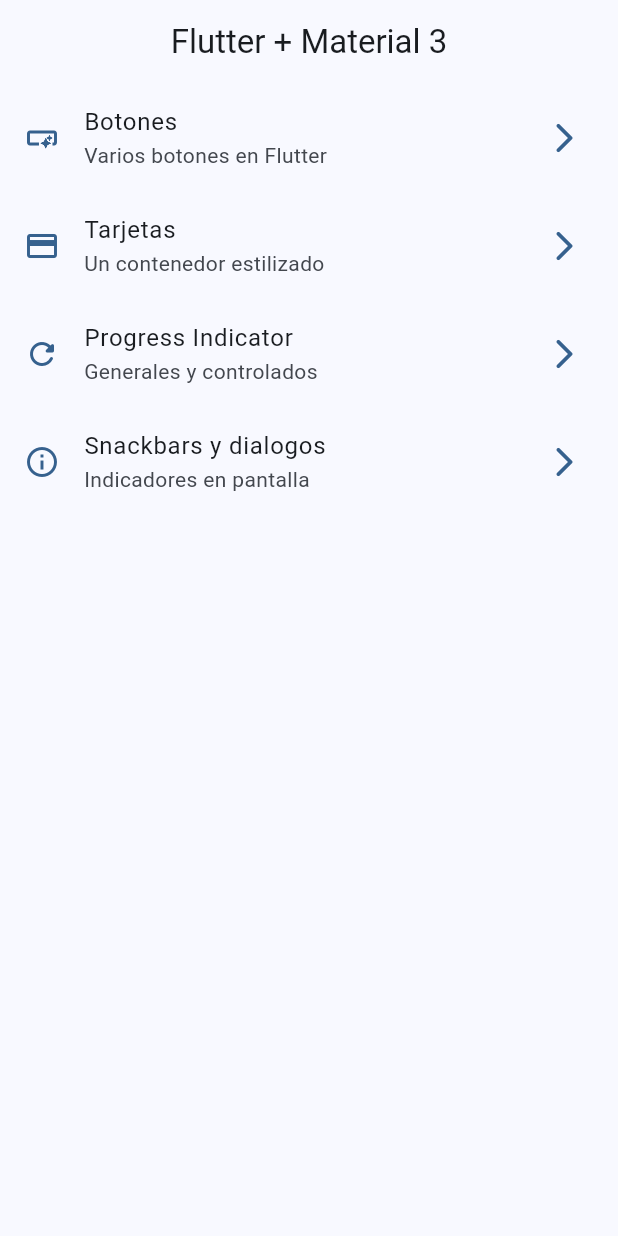
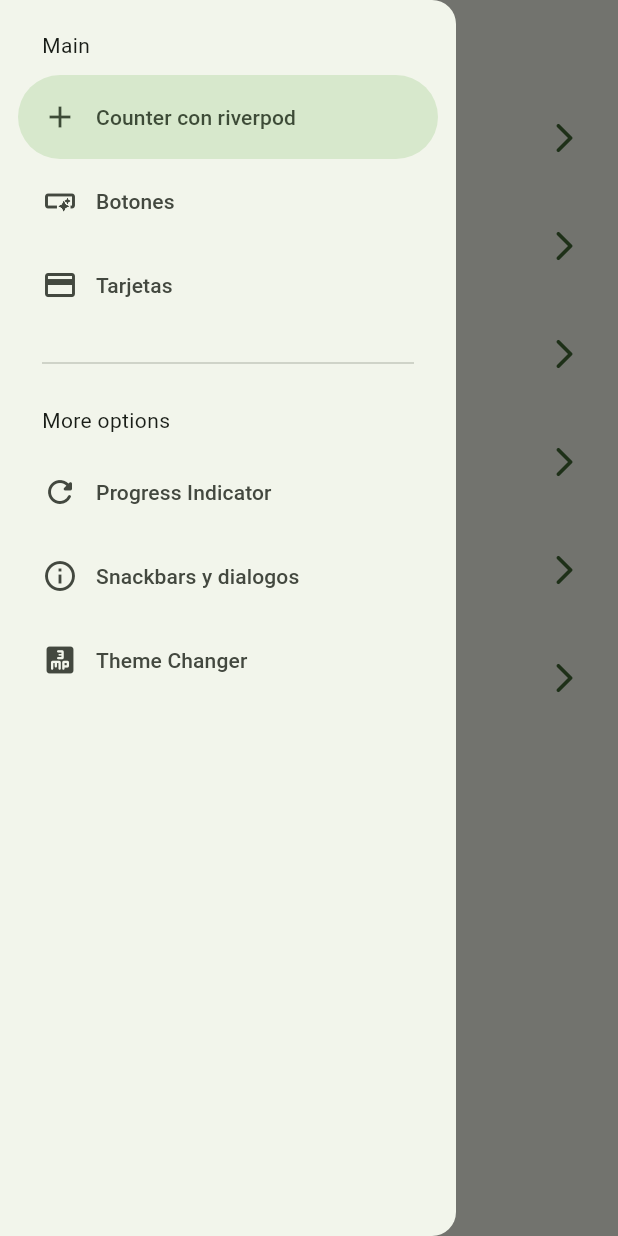
Before and after one commit to JahelCuadrado/widgets-app, a Flutter app: the screen it shows after launch, with the side drawer open (before the commit the screen has no drawer), on a phone screen of 412 x 824 dp. Run offline on Flutter 3.47's test engine with Material 2 defaults, Android fonts, the phone set to English and light mode, and no system bars; our stand-ins replace flutter_riverpod, go_router; missing offline and left inert: dart:ffi.

Commit message:
Riverpod terminado

```diff
--- a/lib/config/menu/menu_items.dart
+++ b/lib/config/menu/menu_items.dart
@@ -19,6 +19,13 @@ class MenuItem{
 }
 
 const List<MenuItem> appMenuItems = [
+
+    MenuItem(
+      title: 'Counter con riverpod',
+      subTitle: 'Contador usando riverpod',
+      link: '/counter_screen',
+      icon: Icons.add,
+      ),
 
     MenuItem(
       title: 'Botones',
@@ -48,4 +55,11 @@ const List<MenuItem> appMenuItems = [
       icon: Icons.info_outline,
       ),
 
+    MenuItem(
+      title: 'Theme Changer',
+      subTitle: 'Cambiar tema de la app con riverpod',
+      link: '/theme_changer_screen',
+      icon: Icons.three_mp_rounded,
+      ),
+
 ];
--- a/lib/config/router/app_router.dart
+++ b/lib/config/router/app_router.dart
@@ -1,6 +1,8 @@
 import 'package:flutter/cupertino.dart';
 import 'package:go_router/go_router.dart';
+import 'package:widgets_app/presentation/screens/counter/counter_screen.dart';
 import 'package:widgets_app/presentation/screens/screens.dart';
+import 'package:widgets_app/presentation/screens/theme_changer/theme_changer_screen.dart';
 
 
 
@@ -40,6 +42,18 @@ final appRouter = GoRouter(
       pageBuilder: (context, state) => const CupertinoPage(child: SnackBarScreen()),
     ),
 
+    GoRoute(
+      path: '/counter_screen',
+      name: CounterScreen.name,
+      pageBuilder: (context, state) => const CupertinoPage(child: CounterScreen()),
+    ),
+
+    GoRoute(
+      path: '/theme_changer_screen',
+      name: ThemeChangerScreen.name,
+      pageBuilder: (context, state) => const CupertinoPage(child: ThemeChangerScreen()),
+    ),
+
   ],
 
 
--- a/lib/config/theme/app_theme.dart
+++ b/lib/config/theme/app_theme.dart
@@ -22,21 +22,33 @@ const List<Color> colors = [
 class AppTheme{
 
   //propiedades
-  final int seletedColor;
+  final int selectedColor;
+  final bool isDarkMode;
 
   //constructor
   AppTheme({
-    this.seletedColor = 0
-    }) : assert(seletedColor >= 0, 'selectedColor debe ser mayor o igual a 0'),
-         assert(seletedColor < colors.length, 'selectedColor debe ser menor de ${colors.length}');
+    this.selectedColor = 0,
+    this.isDarkMode = false
+    }) : assert(selectedColor >= 0, 'selectedColor debe ser mayor o igual a 0'),
+         assert(selectedColor < colors.length, 'selectedColor debe ser menor de ${colors.length}');
 
   //Metodo get
   ThemeData getTheme() => ThemeData(
       useMaterial3: true,
-      colorSchemeSeed: colors[seletedColor],
+      brightness: isDarkMode ? Brightness.dark : Brightness.light,
+      colorSchemeSeed: colors[selectedColor],
       appBarTheme: const AppBarTheme(
         centerTitle: true,
       ),
     );
 
+
+  AppTheme copyWith({
+    int? selectedColor,
+    bool? isDarkMode
+  }) => AppTheme(
+    selectedColor: selectedColor ?? this.selectedColor,
+    isDarkMode: isDarkMode ?? this.isDarkMode
+  );
+
 }
--- a/lib/main.dart
+++ b/lib/main.dart
@@ -1,23 +1,30 @@
 import 'package:flutter/material.dart';
+import 'package:flutter_riverpod/flutter_riverpod.dart';
 import 'package:widgets_app/config/router/app_router.dart';
 import 'package:widgets_app/config/theme/app_theme.dart';
+import 'package:widgets_app/presentation/providers/theme_provider.dart';
 
 void main() {
-  runApp(const MainApp());
+  runApp(
+    const ProviderScope(child: MainApp(),)  //TODO 1: riverpod
+  );
+
 }
 
-class MainApp extends StatelessWidget {
+class MainApp extends ConsumerWidget {
+
   const MainApp({super.key});
 
   @override
-  Widget build(BuildContext context) { //TODO navegar entre pantallas con go_router 4: añadir al material app, el router y en el parametro routerconfig ponemos nuestro archivo de rutas.
+  Widget build(BuildContext context, ref) {
+
+    //final isDarkMode = ref.watch(isDarkModeProvider);
+    final AppTheme appTheme = ref.watch(themeNotifierProvider);
+
     return MaterialApp.router(
       routerConfig: appRouter,
       debugShowCheckedModeBanner: false,
-      theme: AppTheme(seletedColor: 2).getTheme(),
+      theme: appTheme.getTheme(),
     );
   }
 }
-
-
-//TODO navegar entre pantallas con go_router 1: instalar el paquete go_router
--- /dev/null
+++ b/lib/presentation/providers/counter_provider.dart
@@ -0,0 +1,5 @@
+
+import 'package:flutter_riverpod/flutter_riverpod.dart';
+
+//TODO 2: riverpod
+final counterProvider = StateProvider((ref) => 5);
--- /dev/null
+++ b/lib/presentation/providers/theme_provider.dart
@@ -0,0 +1,34 @@
+
+
+import 'package:flutter_riverpod/flutter_riverpod.dart';
+import 'package:widgets_app/config/theme/app_theme.dart';
+
+
+final isDarkModeProvider = StateProvider((ref) => false);
+
+
+final colorListProvider = StateProvider((ref) => colors);
+
+
+final selectedColorProvider = StateProvider((ref) => 0);
+
+
+//TODO 8: riverpod
+
+final themeNotifierProvider = StateNotifierProvider<ThemeNotifier, AppTheme>((ref) =>
+ThemeNotifier()
+);
+
+class ThemeNotifier extends StateNotifier<AppTheme>{
+
+      ThemeNotifier(): super(AppTheme());
+
+      void toggleDarkMode(){
+        state = state.copyWith(isDarkMode: !state.isDarkMode);
+      }
+
+      void changeColorIndex(int colorIndex){
+        state = state.copyWith(selectedColor: colorIndex);
+      }
+
+}
--- /dev/null
+++ b/lib/presentation/screens/counter/counter_screen.dart
@@ -0,0 +1,45 @@
+import 'dart:ffi';
+
+import 'package:flutter/material.dart';
+import 'package:flutter_riverpod/flutter_riverpod.dart';
+import 'package:widgets_app/presentation/providers/counter_provider.dart';
+import 'package:widgets_app/presentation/providers/theme_provider.dart';
+
+class CounterScreen extends ConsumerWidget { //TODO 3: riverpod
+
+  static String name = 'counter_screen';
+
+  const CounterScreen({super.key});
+
+  @override
+  Widget build(BuildContext context, WidgetRef ref) { //TODO 4: riverpod
+
+    final styleTitle = Theme.of(context).textTheme.titleLarge;
+    final int clickCounter = ref.watch(counterProvider); //TODO 5: riverpod
+    final bool isDarkMode  = ref.watch(isDarkModeProvider); //TODO 5: riverpod
+
+    return Scaffold(
+      appBar: AppBar(
+        title: const Text('Counter Screen'),
+        centerTitle: true,
+        actions: [
+          IconButton(onPressed: (){
+            ref.read(isDarkModeProvider.notifier).state = !isDarkMode;
+          }, icon: Icon(
+            isDarkMode ? Icons.light_mode_rounded
+                       : Icons.dark_mode_rounded
+            ))
+        ],
+      ),
+      body: Center(
+        child: Text('Valor: $clickCounter', style: styleTitle,), //TODO 6: riverpod
+      ),
+      floatingActionButton: FloatingActionButton(onPressed: (){
+
+        //ref.read(counterProvider.notifier).state++; //TODO 7: riverpod
+        ref.read(counterProvider.notifier).update((state) => state + 1);
+
+      }, child: const Icon(Icons.add),),
+    );
+  }
+}
--- a/lib/presentation/screens/home/home_screen.dart
+++ b/lib/presentation/screens/home/home_screen.dart
@@ -5,6 +5,7 @@ import 'package:go_router/go_router.dart';
 import 'package:widgets_app/config/menu/menu_items.dart';
 import 'package:widgets_app/presentation/screens/buttons/buttons_screen.dart';
 import 'package:widgets_app/presentation/screens/cards/cards_screed.dart';
+import 'package:widgets_app/presentation/screens/widgets/side_menu.dart';
 
 class HomeScreen extends StatelessWidget {
 
@@ -15,11 +16,15 @@ class HomeScreen extends StatelessWidget {
 
   @override
   Widget build(BuildContext context) {
+
+    final scaffoldKey = GlobalKey<ScaffoldState>();
+
     return Scaffold(
       appBar: AppBar(
         title: const Text('Flutter + Material 3'),
       ),
       body: _HomeView(),
+      drawer: SideMenu( scaffoldKey: scaffoldKey ),
     );
   }
 }
--- /dev/null
+++ b/lib/presentation/screens/widgets/side_menu.dart
@@ -0,0 +1,79 @@
+import 'package:flutter/material.dart';
+import 'package:go_router/go_router.dart';
+import 'package:widgets_app/config/menu/menu_items.dart';
+
+class SideMenu extends StatefulWidget {
+
+  final GlobalKey<ScaffoldState> scaffoldKey;
+
+  const SideMenu({
+    super.key,
+    required this.scaffoldKey
+  });
+
+  @override
+  State<SideMenu> createState() => _SideMenuState();
+}
+
+class _SideMenuState extends State<SideMenu> {
+
+  int navDrawerIndex = 0;
+
+  @override
+  Widget build(BuildContext context) {
+
+    final hasNotch = MediaQuery.of(context).viewPadding.top > 35;
+
+
+    return NavigationDrawer(
+      selectedIndex: navDrawerIndex,
+      onDestinationSelected: (value) {
+
+        setState(() {
+          navDrawerIndex = value;
+        });
+
+        final menuItem = appMenuItems[value];
+        context.push( menuItem.link );
+        widget.scaffoldKey.currentState?.closeDrawer();
+
+      },
+      children: [
+
+        Padding(
+          padding: EdgeInsets.fromLTRB(28, hasNotch ? 0 : 20, 16, 10),
+          child: const Text('Main'),
+        ),
+
+        ...appMenuItems
+          .sublist(0,3)
+          .map((item) => NavigationDrawerDestination(
+            icon: Icon( item.icon ),
+            label: Text( item.title ),
+          ),
+        ),
+
+        const Padding(
+          padding: EdgeInsets.fromLTRB(28, 16, 28, 10),
+          child: Divider(),
+        ),
+
+        const Padding(
+          padding: EdgeInsets.fromLTRB(28, 10, 16, 10),
+          child: Text('More options'),
+        ),
+
+
+         ...appMenuItems
+          .sublist(3)
+          .map((item) => NavigationDrawerDestination(
+            icon: Icon( item.icon ),
+            label: Text( item.title ),
+          ),
+        ),
+
+
+      ]
+    );
+  }
+}
--- a/pubspec.yaml
+++ b/pubspec.yaml
@@ -9,6 +9,7 @@ environment:
 dependencies:
   flutter:
     sdk: flutter
+  flutter_riverpod: ^2.3.6
   go_router: ^7.0.0
 
 dev_dependencies:
```
Also changed, not shown: lib/presentation/screens/theme_changer/theme_changer_screen.dart (added, +63 -0 lines), pubspec.lock.
